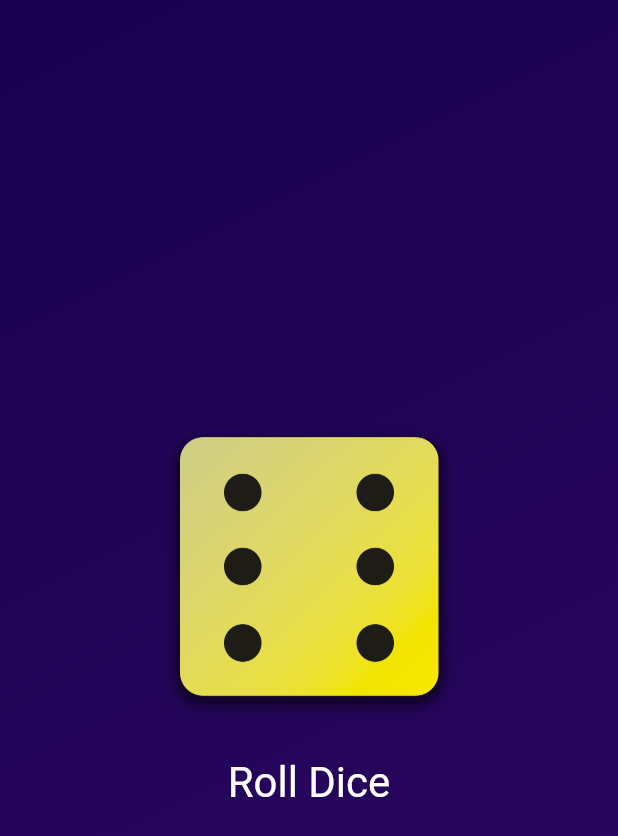
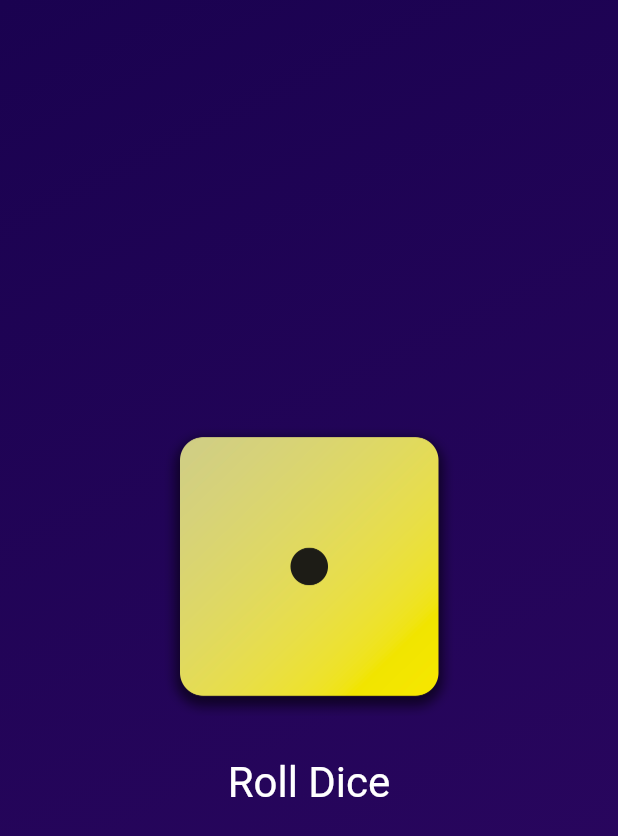
Before and after one commit to N0T1V4G0/rolldice, a Flutter app: the screen it shows after launch, after a tap on "Roll Dice", on a phone screen of 412 x 824 dp. Shown: the top 836 px of the screen. Run offline on Flutter 3.47's test engine with Material 2 defaults, Android fonts, the phone set to English and light mode, and no system bars.

Commit message:
feat: add dice_roller widget

```diff
--- /dev/null
+++ b/lib/dice_roller.dart
@@ -0,0 +1,46 @@
+import 'package:flutter/material.dart';
+
+class DiceRoller extends StatefulWidget {
+  const DiceRoller({super.key});
+
+  @override
+  State<DiceRoller> createState() {
+    return _DiceRollerState();
+  }
+}
+
+class _DiceRollerState extends State<DiceRoller> {
+  String diceImage = 'assets/images/dice-6.png';
+
+  void rollDice() {
+    setState(() {
+      diceImage = 'assets/images/dice-1.png';
+    });
+  }
+
+  @override
+  Widget build(BuildContext context) {
+    return Column(
+      mainAxisSize: MainAxisSize.min,
+      children: [
+        Image.asset(
+          diceImage,
+          width: 200,
+        ),
+        const SizedBox(
+          height: 20,
+        ),
+        TextButton(
+          style: TextButton.styleFrom(
+            foregroundColor: Colors.white,
+            textStyle: const TextStyle(
+              fontSize: 28,
+            ),
+          ),
+          onPressed: rollDice,
+          child: const Text('Roll Dice'),
+        )
+      ],
+    );
+  }
+}
--- a/lib/gradient_container.dart
+++ b/lib/gradient_container.dart
@@ -1,11 +1,10 @@
 import 'package:flutter/material.dart';
+import 'package:rolldice/dice_roller.dart';
 
 class GradientContainer extends StatelessWidget {
   const GradientContainer(this.colors, {super.key});
 
   final List<Color> colors;
-
-  void rollDice() {}
 
   @override
   Widget build(BuildContext context) {
@@ -17,29 +16,8 @@ class GradientContainer extends StatelessWidget {
           end: Alignment.bottomRight,
         ),
       ),
-      child: Center(
-        child: Column(
-          mainAxisSize: MainAxisSize.min,
-          children: [
-            Image.asset(
-              'assets/images/dice-6.png',
-              width: 200,
-            ),
-            const SizedBox(
-              height: 20,
-            ),
-            TextButton(
-              style: TextButton.styleFrom(
-                foregroundColor: Colors.white,
-                textStyle: const TextStyle(
-                  fontSize: 28,
-                ),
-              ),
-              onPressed: rollDice,
-              child: const Text('Roll Dice'),
-            )
-          ],
-        ),
+      child: const Center(
+        child: DiceRoller(),
       ),
     );
   }
```
